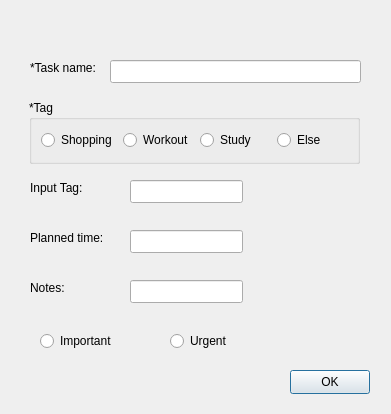
Qt form qt_proj/Add_Schedule.ui (HappyFern666/QT-project) before a commit.
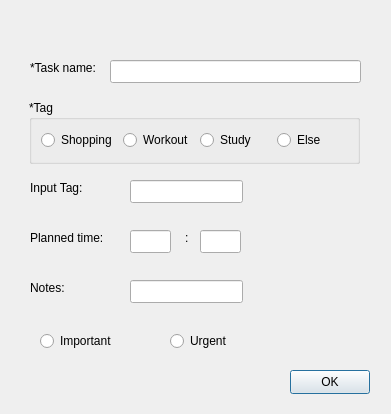
The same form after that commit.

The edit to the form file:
```diff
--- a/qt_proj/Add_Schedule.ui
+++ b/qt_proj/Add_Schedule.ui
@@ -97,7 +97,7 @@
     <rect>
      <x>130</x>
      <y>230</y>
-     <width>113</width>
+     <width>41</width>
      <height>23</height>
     </rect>
    </property>
@@ -187,6 +187,29 @@
     <string>Urgent</string>
    </property>
   </widget>
+  <widget class="QLabel" name="label_5">
+   <property name="geometry">
+    <rect>
+     <x>185</x>
+     <y>230</y>
+     <width>16</width>
+     <height>16</height>
+    </rect>
+   </property>
+   <property name="text">
+    <string>:</string>
+   </property>
+  </widget>
+  <widget class="QLineEdit" name="lineEdit_5">
+   <property name="geometry">
+    <rect>
+     <x>200</x>
+     <y>230</y>
+     <width>41</width>
+     <height>23</height>
+    </rect>
+   </property>
+  </widget>
  </widget>
  <resources/>
  <connections/>
```
